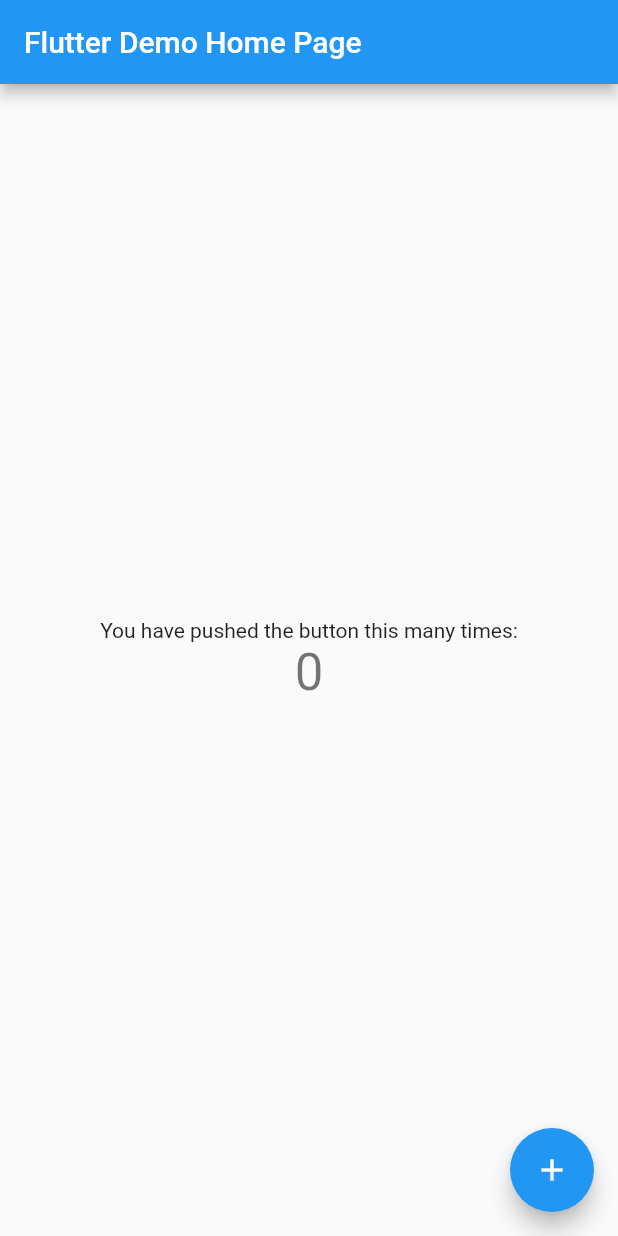
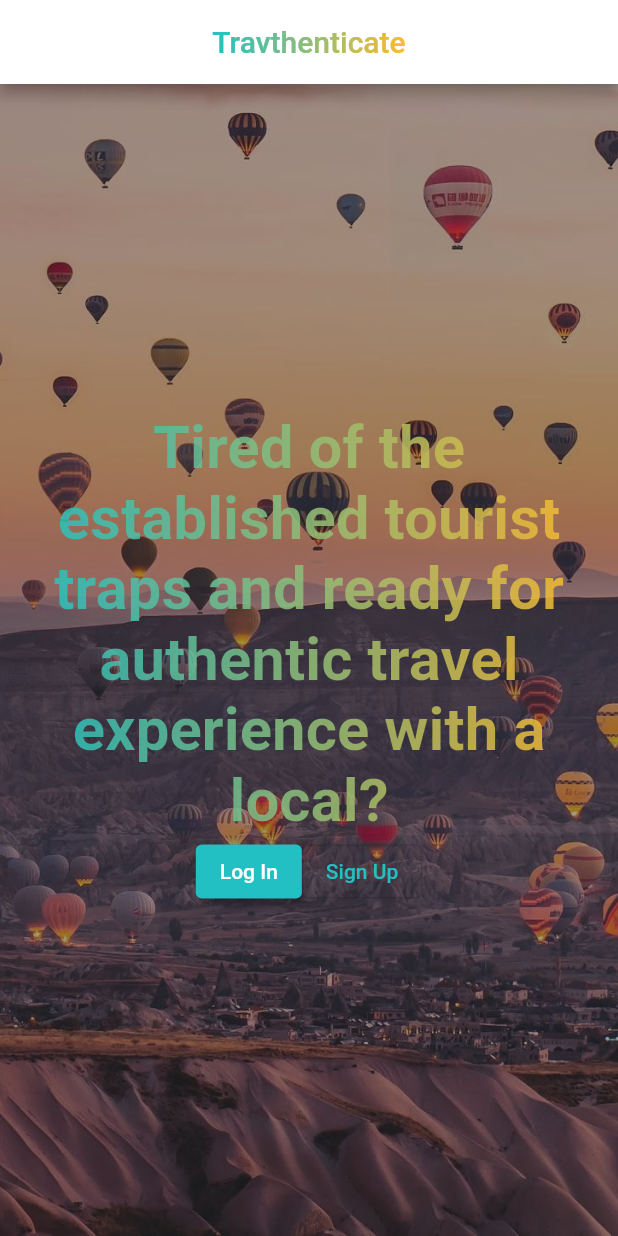
Before and after one commit to thanh-cao/travthenticate-flutterapp, a Flutter app: the screen it shows after launch, on a phone screen of 412 x 824 dp. Run offline on Flutter 3.47's test engine with Material 2 defaults, Android fonts, the phone set to English and light mode, and no system bars.

Commit message:
set up layout and styling for landing page

```diff
--- a/lib/main.dart
+++ b/lib/main.dart
@@ -1,4 +1,5 @@
 import 'package:flutter/material.dart';
+import 'package:travthenticate_flutter/styles/gradient_text.dart';
 
 void main() {
   runApp(const MyApp());
@@ -10,106 +11,106 @@
   // This widget is the root of your application.
   @override
   Widget build(BuildContext context) {
+    const ColorScheme colorScheme = ColorScheme(
+      brightness: Brightness.light,
+      primary: Color.fromARGB(255, 34, 192, 195),
+      onPrimary: Color.fromARGB(255, 255, 255, 255),
+      secondary: Color.fromARGB(255, 253, 187, 45),
+      onSecondary: Color.fromARGB(255, 255, 255, 255),
+      error: Colors.red,
+      onError: Color.fromARGB(255, 255, 255, 255),
+      background: Color.fromARGB(255, 255, 255, 255),
+      onBackground: Color.fromARGB(255, 0, 0, 0),
+      surface: Color.fromARGB(255, 255, 255, 255),
+      onSurface: Color.fromARGB(255, 0, 0, 0),
+    );
+
+    const AppBarTheme appBarTheme = AppBarTheme(
+      backgroundColor: Color.fromARGB(255, 255, 255, 255),
+    );
+
     return MaterialApp(
-      title: 'Flutter Demo',
+      title: 'Travthenticate',
       theme: ThemeData(
-        // This is the theme of your application.
-        //
-        // Try running your application with "flutter run". You'll see the
-        // application has a blue toolbar. Then, without quitting the app, try
-        // changing the primarySwatch below to Colors.green and then invoke
-        // "hot reload" (press "r" in the console where you ran "flutter run",
-        // or simply save your changes to "hot reload" in a Flutter IDE).
-        // Notice that the counter didn't reset back to zero; the application
-        // is not restarted.
-        primarySwatch: Colors.blue,
+        colorScheme: colorScheme,
+        appBarTheme: appBarTheme,
       ),
-      home: const MyHomePage(title: 'Flutter Demo Home Page'),
+      home: const HomePage(),
     );
   }
 }
 
-class MyHomePage extends StatefulWidget {
-  const MyHomePage({Key? key, required this.title}) : super(key: key);
-
-  // This widget is the home page of your application. It is stateful, meaning
-  // that it has a State object (defined below) that contains fields that affect
-  // how it looks.
-
-  // This class is the configuration for the state. It holds the values (in this
-  // case the title) provided by the parent (in this case the App widget) and
-  // used by the build method of the State. Fields in a Widget subclass are
-  // always marked "final".
-
-  final String title;
-
-  @override
-  State<MyHomePage> createState() => _MyHomePageState();
-}
-
-class _MyHomePageState extends State<MyHomePage> {
-  int _counter = 0;
-
-  void _incrementCounter() {
-    setState(() {
-      // This call to setState tells the Flutter framework that something has
-      // changed in this State, which causes it to rerun the build method below
-      // so that the display can reflect the updated values. If we changed
-      // _counter without calling setState(), then the build method would not be
-      // called again, and so nothing would appear to happen.
-      _counter++;
-    });
-  }
+// linear-gradient(90deg, #fdbb2d 0%, #22c1c3 100%);
+class HomePage extends StatelessWidget {
+  const HomePage({Key? key}) : super(key: key);
 
   @override
   Widget build(BuildContext context) {
-    // This method is rerun every time setState is called, for instance as done
-    // by the _incrementCounter method above.
-    //
-    // The Flutter framework has been optimized to make rerunning build methods
-    // fast, so that you can just rebuild anything that needs updating rather
-    // than having to individually change instances of widgets.
     return Scaffold(
       appBar: AppBar(
-        // Here we take the value from the MyHomePage object that was created by
-        // the App.build method, and use it to set our appbar title.
-        title: Text(widget.title),
-      ),
-      body: Center(
-        // Center is a layout widget. It takes a single child and positions it
-        // in the middle of the parent.
-        child: Column(
-          // Column is also a layout widget. It takes a list of children and
-          // arranges them vertically. By default, it sizes itself to fit its
-          // children horizontally, and tries to be as tall as its parent.
-          //
-          // Invoke "debug painting" (press "p" in the console, choose the
-          // "Toggle Debug Paint" action from the Flutter Inspector in Android
-          // Studio, or the "Toggle Debug Paint" command in Visual Studio Code)
-          // to see the wireframe for each widget.
-          //
-          // Column has various properties to control how it sizes itself and
-          // how it positions its children. Here we use mainAxisAlignment to
-          // center the children vertically; the main axis here is the vertical
-          // axis because Columns are vertical (the cross axis would be
-          // horizontal).
-          mainAxisAlignment: MainAxisAlignment.center,
-          children: <Widget>[
-            const Text(
-              'You have pushed the button this many times:',
+        title: const Center(
+          child: GradientText(
+            text: 'Travthenticate',
+            gradient: LinearGradient(
+              colors: <Color>[
+                Color.fromARGB(255, 34, 192, 195),
+                Color.fromARGB(255, 253, 187, 45),
+              ],
             ),
-            Text(
-              '$_counter',
-              style: Theme.of(context).textTheme.headline4,
-            ),
-          ],
+          ),
         ),
       ),
-      floatingActionButton: FloatingActionButton(
-        onPressed: _incrementCounter,
-        tooltip: 'Increment',
-        child: const Icon(Icons.add),
-      ), // This trailing comma makes auto-formatting nicer for build methods.
+      body: Container(
+        alignment: Alignment.center,
+        decoration: const BoxDecoration(
+          image: DecorationImage(
+            image: AssetImage('assets/landingpagephoto.jpg'),
+            fit: BoxFit.cover,
+            opacity: 0.6,
+            colorFilter: ColorFilter.mode(
+                Color.fromARGB(234, 0, 0, 0), BlendMode.dstATop),
+          ),
+        ),
+        padding: const EdgeInsets.all(18.0),
+        // child: Center(
+        child: Center(
+          child: Column(
+            mainAxisSize: MainAxisSize.max,
+            mainAxisAlignment: MainAxisAlignment.center,
+            crossAxisAlignment: CrossAxisAlignment.center,
+            children: [
+              const GradientText(
+                text:
+                    'Tired of the established tourist traps and ready for authentic travel experience with a local?',
+                textAlign: TextAlign.center,
+                textStyle: TextStyle(
+                  fontSize: 40,
+                  fontWeight: FontWeight.bold,
+                ),
+                gradient: LinearGradient(
+                  colors: <Color>[
+                    Color.fromARGB(255, 34, 192, 195),
+                    Color.fromARGB(255, 253, 187, 45),
+                  ],
+                ),
+              ),
+              Row(
+                mainAxisAlignment: MainAxisAlignment.center,
+                children: [
+                  ElevatedButton(
+                    onPressed: () {},
+                    child: const Text('Log In'),
+                  ),
+                  OutlinedButton(
+                    onPressed: () {},
+                    child: const Text('Sign Up'),
+                  ),
+                ],
+              )
+            ],
+          ),
+        ),
+      ),
     );
   }
 }
--- /dev/null
+++ b/lib/styles/gradient_text.dart
@@ -0,0 +1,32 @@
+import 'package:flutter/material.dart';
+
+class GradientText extends StatelessWidget {
+  final String text;
+  final Gradient gradient;
+  final TextStyle? textStyle;
+  final TextAlign? textAlign;
+
+  const GradientText({
+    Key? key,
+    required this.text,
+    required this.gradient,
+    this.textStyle,
+    this.textAlign,
+  }) : super(key: key);
+
+  @override
+  Widget build(BuildContext context) {
+    return ShaderMask(
+      shaderCallback: (Rect bounds) {
+        return gradient.createShader(bounds);
+      },
+      // set the BlendMode to BlendMode.srcIn,
+      // "src" means the widget to apply the gradient to (in this case Text),
+      // "in" means only show the part of the Text where it overlaps with
+      // the background which is the text itself (so the gradient doesn't
+      // get applied on the background)
+      blendMode: BlendMode.srcIn,
+      child: Text(text, textAlign: textAlign, style: textStyle),
+    );
+  }
+}
--- a/pubspec.yaml
+++ b/pubspec.yaml
@@ -34,6 +34,7 @@
   # The following adds the Cupertino Icons font to your application.
   # Use with the CupertinoIcons class for iOS style icons.
   cupertino_icons: ^1.0.2
+  flutter_hooks: ^0.18.2+1
 
 dev_dependencies:
   flutter_test:
@@ -58,8 +59,8 @@
   uses-material-design: true
 
   # To add assets to your application, add an assets section, like this:
-  # assets:
-  #   - images/a_dot_burr.jpeg
+  assets:
+    - assets/landingpagephoto.jpg
   #   - images/a_dot_ham.jpeg
 
   # An image asset can refer to one or more resolution-specific "variants", see
```
Also changed, not shown: assets/landingpagephoto.jpg (added), pubspec.lock.
